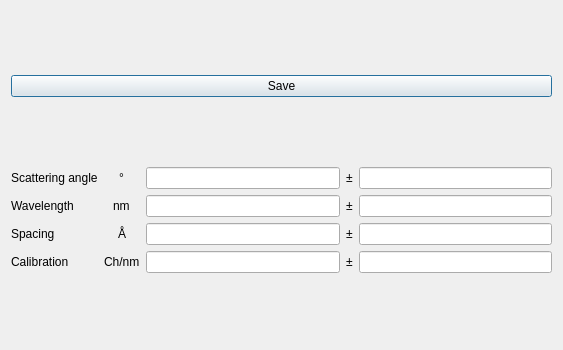
The window that src/brillouinview/gui/ui/edit_calibration_settings.ui (KirstenSch/BrillouinView) describes before a commit, drawn with Qt 5.
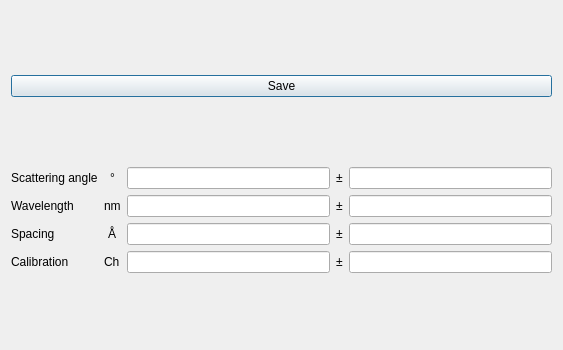
The same window after the commit.

Commit message: added sanity checks to calibration input and laser comparison was removed

Diff of the .ui file:
```diff
--- a/src/brillouinview/gui/ui/edit_calibration_settings.ui
+++ b/src/brillouinview/gui/ui/edit_calibration_settings.ui
@@ -73,7 +73,7 @@
        <item row="3" column="1" alignment="Qt::AlignHCenter">
         <widget class="QLabel" name="label_8">
          <property name="text">
-          <string>Ch/nm</string>
+          <string>Ch</string>
          </property>
         </widget>
        </item>
```
The commit also changes 1 other file.
